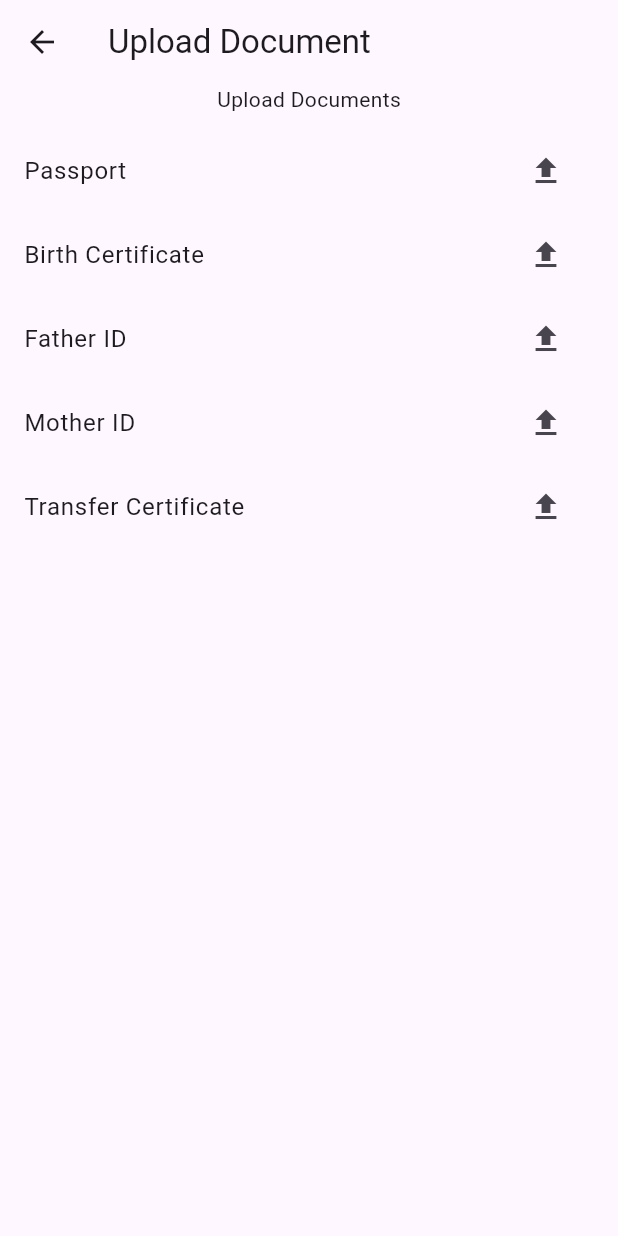
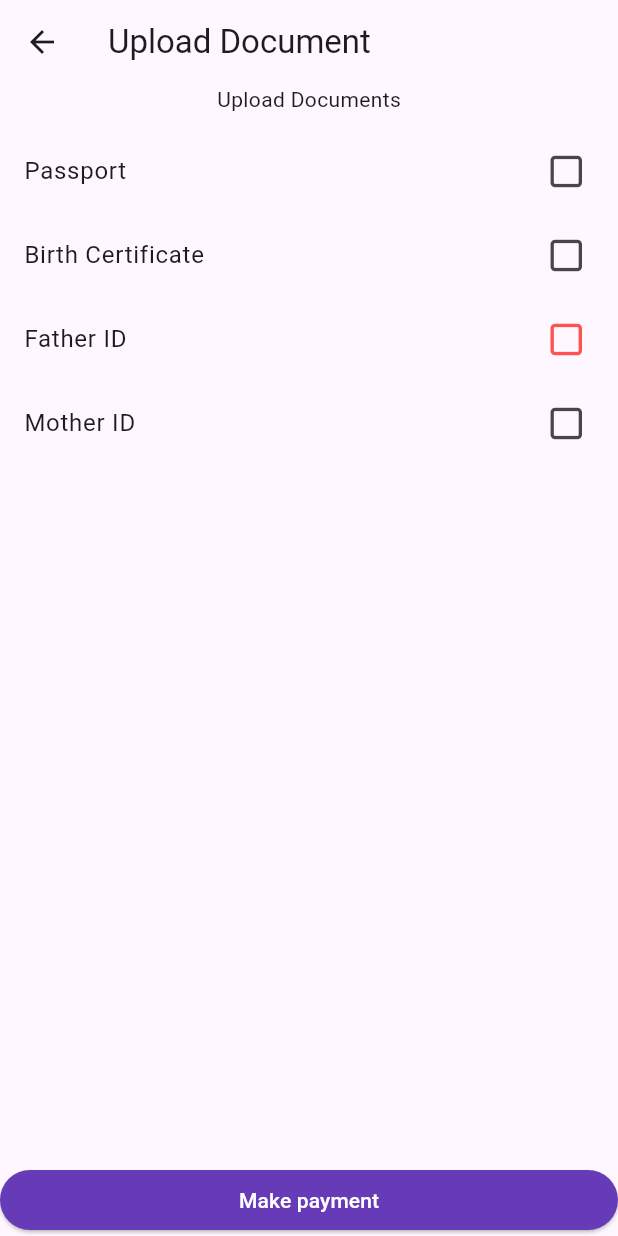
Before and after one commit to gnongkynrih/admission, a Flutter app: the UploadDocumentAdmissionScreen screen opened by its route, on a phone screen of 412 x 824 dp. Run offline on Flutter 3.47's test engine with Material 3 defaults, Android fonts, the phone set to English and light mode, and no system bars; our stand-ins replace font_awesome_flutter, image_cropper, image_picker, webview_flutter; missing offline and left inert: animated_snack_bar, dart:ffi; network calls fail; statements that could not run were skipped.

Commit message:
4-3-2024

```diff
--- a/lib/main.dart
+++ b/lib/main.dart
@@ -1,5 +1,6 @@
 import 'package:admission/provider/admission_provider.dart';
 import 'package:admission/widget/screen/admission/admission_dashboard.dart';
+import 'package:admission/widget/screen/admission/admission_payment.dart';
 import 'package:admission/widget/screen/admission/family.dart';
 import 'package:admission/widget/screen/admission/personal.dart';
 import 'package:admission/widget/screen/admission/select_image.dart';
@@ -38,6 +39,7 @@ class MyApp extends StatelessWidget {
           '/admissionfamily': (context) => const FamilyScreen(),
           '/admissionupload': (context) =>
               const UploadDocumentAdmissionScreen(),
+          '/admissionpayment': (context) => const AdmissionPaymentScreen()
         });
   }
 }
--- a/lib/widget/screen/admission/personal.dart
+++ b/lib/widget/screen/admission/personal.dart
@@ -279,9 +279,8 @@ class _PersonalScreenState extends State<PersonalScreen> {
                           height: 20,
                         ),
                         InputDatePickerFormField(
-                          initialDate: applicant.dob ??
-                              DateTime.now()
-                                  .subtract(const Duration(days: 365 * 4)),
+                          initialDate: DateTime.now()
+                              .subtract(const Duration(days: 365 * 4)),
                           onDateSaved: (value) {
                             applicant.dob = value;
                           },
--- a/lib/widget/screen/admission/upload_documents_admission.dart
+++ b/lib/widget/screen/admission/upload_documents_admission.dart
@@ -1,5 +1,15 @@
+import 'dart:convert';
+import 'dart:io';
+
+import 'package:admission/helpers/common.dart';
+import 'package:admission/model/applicant_model.dart';
+import 'package:admission/provider/admission_provider.dart';
 import 'package:admission/widget/screen/admission/select_image.dart';
+import 'package:animated_snack_bar/animated_snack_bar.dart';
 import 'package:flutter/material.dart';
+import 'package:font_awesome_flutter/font_awesome_flutter.dart';
+import 'package:provider/provider.dart';
+import 'package:http/http.dart' as http;
 
 class UploadDocumentAdmissionScreen extends StatefulWidget {
   const UploadDocumentAdmissionScreen({super.key});
@@ -11,6 +21,46 @@ class UploadDocumentAdmissionScreen extends StatefulWidget {
 
 class _UploadDocumentAdmissionScreenState
     extends State<UploadDocumentAdmissionScreen> {
+  String applicantId = '';
+  ApplicantModel applicant = ApplicantModel();
+  bool isLoading = false;
+
+  void getApplicantDetail() async {
+    String url = '';
+    if (Platform.isAndroid) {
+      url = 'http://10.0.2.2:8000/api/admission/$applicantId/show';
+    } else {
+      url = 'http://localhost:8000/api/admission/$applicantId/show';
+    }
+    try {
+      var response = await http.get(Uri.parse(url), headers: {
+        'Accept': 'application/json',
+        // 'Content-Type': 'application/json'
+      });
+      if (response.statusCode == 201) {
+        var student = jsonDecode(response.body);
+        setState(() {
+          applicant.passport = student['data']['passport'];
+          applicant.father_id = student['data']['father_id'];
+          applicant.mother_id = student['data']['mother_id'];
+          applicant.birth_certificate = student['data']['birth_certificate'];
+        });
+      } else {
+        print('Response body: ${response.body}');
+      }
+    } catch (e) {
+      print(' $e');
+    }
+  }
+
+  @override
+  void initState() {
+    applicantId =
+        Provider.of<AdmissionProvider>(context, listen: false).applicantId!;
+    getApplicantDetail();
+    super.initState();
+  }
+
   @override
   Widget build(BuildContext context) {
     return Scaffold(
@@ -24,62 +74,84 @@ class _UploadDocumentAdmissionScreenState
             const SizedBox(
               height: 10,
             ),
-            ListTile(
-              title: const Text('Passport'),
-              trailing: IconButton(
-                onPressed: () {
-                  photoOption(context, 'Passport');
-                  // Navigator.pushNamed(context, '/selectImage');
-                },
-                icon: const Icon(Icons.upload),
+            GestureDetector(
+              onTap: () {
+                photoOption(context, 'Passport', 'passport');
+              },
+              child: ListTile(
+                title: const Text('Passport'),
+                trailing: FaIcon(applicant.passport != null
+                    ? FontAwesomeIcons.squareCheck
+                    : FontAwesomeIcons.square),
               ),
             ),
-            ListTile(
-              title: const Text('Birth Certificate'),
-              trailing: IconButton(
-                onPressed: () {
-                  photoOption(context, 'Birth Certificate');
-                  // Navigator.pushNamed(context, '/selectImage');
-                },
-                icon: const Icon(Icons.upload),
+            GestureDetector(
+              onTap: () {
+                photoOption(context, 'Birth Certificate', 'birth_certificate');
+              },
+              child: ListTile(
+                title: const Text('Birth Certificate'),
+                trailing: FaIcon(applicant.birth_certificate != null
+                    ? FontAwesomeIcons.squareCheck
+                    : FontAwesomeIcons.square),
               ),
             ),
-            ListTile(
-              title: const Text('Father ID'),
-              trailing: IconButton(
-                onPressed: () {},
-                icon: const Icon(Icons.upload),
+            GestureDetector(
+              onTap: () {
+                photoOption(context, 'Father Id', 'father_id');
+              },
+              child: ListTile(
+                title: const Text('Father ID'),
+                trailing: FaIcon(
+                  applicant.father_id != null
+                      ? FontAwesomeIcons.squareCheck
+                      : FontAwesomeIcons.square,
+                  color: applicant.father_id != null
+                      ? Colors.greenAccent
+                      : Colors.redAccent,
+                ),
               ),
             ),
-            ListTile(
-              title: const Text('Mother ID'),
-              trailing: IconButton(
-                onPressed: () {},
-                icon: const Icon(Icons.upload),
-              ),
-            ),
-            ListTile(
-              title: const Text('Transfer Certificate'),
-              trailing: IconButton(
-                onPressed: () {},
-                icon: const Icon(Icons.upload),
+            GestureDetector(
+              onTap: () {
+                photoOption(context, 'Mother Id', 'mother_id');
+              },
+              child: ListTile(
+                title: const Text('Mother ID'),
+                trailing: FaIcon(applicant.mother_id != null
+                    ? FontAwesomeIcons.squareCheck
+                    : FontAwesomeIcons.square),
               ),
             ),
           ],
         ),
       ),
+      bottomNavigationBar: ElevatedButton(
+        style: ElevatedButton.styleFrom(
+          backgroundColor: Colors.deepPurple,
+          foregroundColor: Colors.white,
+        ),
+        onPressed: () {
+          Navigator.pushNamed(context, '/admissionpayment');
+        },
+        child: const Text('Make payment'),
+      ),
     );
   }
 
-  void photoOption(BuildContext context, String title) {
-    showModalBottomSheet(
+  void photoOption(BuildContext context, String title, String field) async {
+    var response = await showModalBottomSheet(
         context: context,
         builder: (BuildContext context) {
           return SizedBox(
               height: 350,
               child: SelectImage(
                 title: title,
+                field: field,
               ));
         });
+    if (response == 'ok') {
+      getApplicantDetail();
+    }
   }
 }
--- a/pubspec.yaml
+++ b/pubspec.yaml
@@ -17,6 +17,8 @@ dependencies:
   calendar_date_picker2: ^0.5.3
   intl: ^0.19.0
   image_picker: ^1.0.7
+  image_cropper: ^5.0.1
+  webview_flutter: ^3.0.4
 
 dev_dependencies:
   flutter_test:
```
Also changed, not shown: lib/widget/screen/admission/admission_dashboard.dart (+8 -3 lines), lib/widget/screen/admission/admission_payment.dart (added, +73 -0 lines), lib/widget/screen/admission/family.dart (+10 -1 lines), lib/widget/screen/admission/select_image.dart (+66 -8 lines), pubspec.lock, 2 other files.
